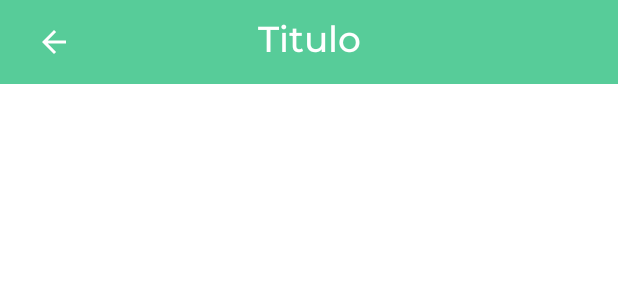
After one commit to biduzilla/comunica_news, an Android app: the layout toolbar_voltar.xml on its own in the app's theme, with its tools: preview values and no code run, on a phone screen of 412 x 824 dp. The commit adds this screen. Shown: the top 300 px of the screen. Run offline under Robolectric (Android 15) with nearby library versions, the phone set to English and light mode, and no system bars.

Commit message:
layout criar conta

```diff
--- a/ComunicaNews/app/build.gradle
+++ b/ComunicaNews/app/build.gradle
@@ -48,4 +48,7 @@ dependencies {
     //firebase
     implementation platform('com.google.firebase:firebase-bom:31.2.0')
     implementation 'com.google.firebase:firebase-database-ktx'
+
+    //https://github.com/santalu/maskara
+    implementation 'com.github.santalu:maskara:1.0.0'
 }
--- a/ComunicaNews/app/src/main/java/com/toddy/comunicanews/ui/activity/SplashActivity.kt
+++ b/ComunicaNews/app/src/main/java/com/toddy/comunicanews/ui/activity/SplashActivity.kt
@@ -6,6 +6,7 @@ import android.os.Handler
 import android.os.Looper
 import com.toddy.comunicanews.R
 import com.toddy.comunicanews.extensions.iniciaActivity
+import com.toddy.comunicanews.ui.activity.auth.LoginActivity
 
 class SplashActivity : AppCompatActivity() {
     override fun onCreate(savedInstanceState: Bundle?) {
--- /dev/null
+++ b/ComunicaNews/app/src/main/res/color/on_press_white.xml
@@ -0,0 +1,6 @@
+<?xml version="1.0" encoding="utf-8"?>
+<selector xmlns:android="http://schemas.android.com/apk/res/android">
+    <item android:color="@color/lapis_lazuli" android:state_pressed="true"/>
+    <item android:color="#cfc" android:state_hovered="true"/>
+    <item android:color="@color/white"/>
+</selector>
--- a/ComunicaNews/app/src/main/res/drawable/btn_press_esmerald.xml
+++ b/ComunicaNews/app/src/main/res/drawable/btn_press_esmerald.xml
@@ -2,7 +2,7 @@
 <selector xmlns:android="http://schemas.android.com/apk/res/android">
     <item android:state_pressed="true">
         <shape android:shape="rectangle">
-            <solid android:color="@color/tea_green" />
+            <solid android:color="@color/light_green" />
             <corners android:radius="10dp" />
         </shape>
     </item>
--- /dev/null
+++ b/ComunicaNews/app/src/main/res/drawable/ic_back.xml
@@ -0,0 +1,5 @@
+<vector android:autoMirrored="true" android:height="24dp"
+    android:tint="#000000" android:viewportHeight="24"
+    android:viewportWidth="24" android:width="24dp" xmlns:android="http://schemas.android.com/apk/res/android">
+    <path android:fillColor="@android:color/white" android:pathData="M20,11H7.83l5.59,-5.59L12,4l-8,8 8,8 1.41,-1.41L7.83,13H20v-2z"/>
+</vector>
--- /dev/null
+++ b/ComunicaNews/app/src/main/res/drawable/ic_person.xml
@@ -0,0 +1,5 @@
+<vector android:height="24dp" android:tint="#000000"
+    android:viewportHeight="24" android:viewportWidth="24"
+    android:width="24dp" xmlns:android="http://schemas.android.com/apk/res/android">
+    <path android:fillColor="@android:color/white" android:pathData="M12,12c2.21,0 4,-1.79 4,-4s-1.79,-4 -4,-4 -4,1.79 -4,4 1.79,4 4,4zM12,14c-2.67,0 -8,1.34 -8,4v2h16v-2c0,-2.66 -5.33,-4 -8,-4z"/>
+</vector>
--- /dev/null
+++ b/ComunicaNews/app/src/main/res/drawable/ic_phone.xml
@@ -0,0 +1,5 @@
+<vector android:height="24dp" android:tint="#000000"
+    android:viewportHeight="24" android:viewportWidth="24"
+    android:width="24dp" xmlns:android="http://schemas.android.com/apk/res/android">
+    <path android:fillColor="@android:color/white" android:pathData="M6.62,10.79c1.44,2.83 3.76,5.14 6.59,6.59l2.2,-2.2c0.27,-0.27 0.67,-0.36 1.02,-0.24 1.12,0.37 2.33,0.57 3.57,0.57 0.55,0 1,0.45 1,1V20c0,0.55 -0.45,1 -1,1 -9.39,0 -17,-7.61 -17,-17 0,-0.55 0.45,-1 1,-1h3.5c0.55,0 1,0.45 1,1 0,1.25 0.2,2.45 0.57,3.57 0.11,0.35 0.03,0.74 -0.25,1.02l-2.2,2.2z"/>
+</vector>
--- /dev/null
+++ b/ComunicaNews/app/src/main/res/layout/toolbar_voltar.xml
@@ -0,0 +1,37 @@
+<?xml version="1.0" encoding="utf-8"?>
+<androidx.constraintlayout.widget.ConstraintLayout xmlns:android="http://schemas.android.com/apk/res/android"
+    xmlns:app="http://schemas.android.com/apk/res-auto"
+    android:layout_width="match_parent"
+    android:layout_height="?actionBarSize"
+    xmlns:tools="http://schemas.android.com/tools"
+    android:background="@color/esmerald">
+
+    <ImageButton
+        android:id="@+id/btn_voltar"
+        style="@style/Widget.MaterialComponents.Button.TextButton"
+        android:layout_width="64dp"
+        android:layout_height="match_parent"
+        android:src="@drawable/ic_back"
+        android:paddingStart="16dp"
+        app:layout_constraintBottom_toBottomOf="parent"
+        app:layout_constraintStart_toStartOf="parent"
+        app:layout_constraintTop_toTopOf="parent"
+        app:tint="@color/on_press_white" />
+
+    <TextView
+        android:id="@+id/tv_titulo"
+        android:layout_width="match_parent"
+        android:layout_height="wrap_content"
+        android:textAlignment="center"
+        android:textAllCaps="false"
+        android:fontFamily="@font/montserrat_medium"
+        android:textSize="24sp"
+        android:textColor="@color/white"
+        app:layout_constraintBottom_toBottomOf="parent"
+        app:layout_constraintEnd_toEndOf="parent"
+        app:layout_constraintStart_toStartOf="parent"
+        app:layout_constraintTop_toTopOf="parent"
+        tools:text="Titulo" />
+
+
+</androidx.constraintlayout.widget.ConstraintLayout>
--- a/ComunicaNews/app/src/main/res/values-night/themes.xml
+++ b/ComunicaNews/app/src/main/res/values-night/themes.xml
@@ -3,8 +3,8 @@
     <style name="Theme.ComunicaNews" parent="Theme.MaterialComponents.DayNight.NoActionBar">
         <!-- Primary brand color. -->
         <item name="colorPrimary">@color/esmerald</item>
-        <item name="colorPrimaryVariant">@color/verdigris</item>
-        <item name="colorOnPrimary">@color/lapis_lazuli</item>
+        <item name="colorPrimaryVariant">@color/esmerald</item>
+        <item name="colorOnPrimary">@color/esmerald</item>
         <!-- Secondary brand color. -->
         <item name="colorSecondary">@color/light_green</item>
         <item name="colorSecondaryVariant">@color/teal_700</item>
--- a/ComunicaNews/app/src/main/res/values/strings.xml
+++ b/ComunicaNews/app/src/main/res/values/strings.xml
@@ -7,4 +7,7 @@
     <string name="n_possui_conta">Não possui conta?</string>
     <string name="cadastrar">Cadastrar</string>
     <string name="esqueci_a_senha">Esqueci a senha</string>
+    <string name="confirmar_senha">Confirmar Senha</string>
+    <string name="nome">Nome</string>
+    <string name="telefone">Telefone</string>
 </resources>
--- a/ComunicaNews/settings.gradle
+++ b/ComunicaNews/settings.gradle
@@ -10,6 +10,7 @@ dependencyResolutionManagement {
     repositories {
         google()
         mavenCentral()
+        maven { url "https://jitpack.io" }
     }
 }
 rootProject.name = "ComunicaNews"
```
Also changed, not shown: ComunicaNews/app/src/main/AndroidManifest.xml (+12 -5 lines), ComunicaNews/app/src/main/java/com/toddy/comunicanews/ui/activity/auth/CriarContaActivity.kt (added, +25 -0 lines), ComunicaNews/app/src/main/java/com/toddy/comunicanews/ui/activity/auth/LoginActivity.kt (renamed from ComunicaNews/app/src/main/java/com/toddy/comunicanews/ui/activity/LoginActivity.kt, +10 -1 lines), ComunicaNews/app/src/main/res/layout/activity_criar_conta.xml (added, +203 -0 lines), ComunicaNews/app/src/main/res/layout/activity_login.xml (+10 -5 lines).
